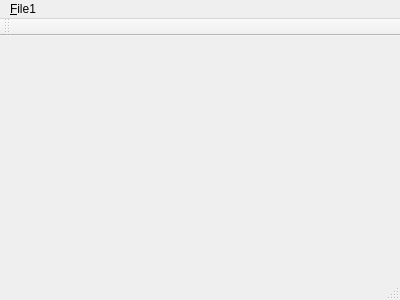
glls/qt4mp, file mainwindow.ui: the form before one commit.
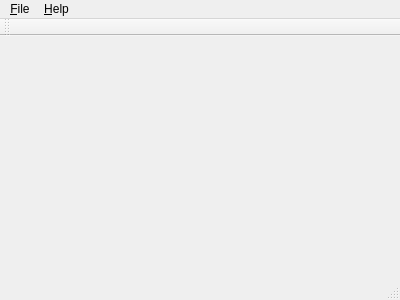
The form after the commit.

Commit message: Save settings in INI file

```diff
--- a/mainwindow.ui
+++ b/mainwindow.ui
@@ -25,10 +25,23 @@
    </property>
    <widget class="QMenu" name="menuFile">
     <property name="title">
-     <string>&amp;File1</string>
+     <string>&amp;File</string>
     </property>
+    <addaction name="action_Open"/>
+    <addaction name="action_Save"/>
+    <addaction name="separator"/>
+    <addaction name="action_Quit"/>
+   </widget>
+   <widget class="QMenu" name="menu_Help">
+    <property name="title">
+     <string>&amp;Help</string>
+    </property>
+    <addaction name="actionContents"/>
+    <addaction name="separator"/>
+    <addaction name="actionAbout"/>
    </widget>
    <addaction name="menuFile"/>
+   <addaction name="menu_Help"/>
   </widget>
   <widget class="QToolBar" name="mainToolBar">
    <attribute name="toolBarArea">
```
Left out of the diff: 25 changed lines with no effect on the pictures. The commit also changes 2 other files.
